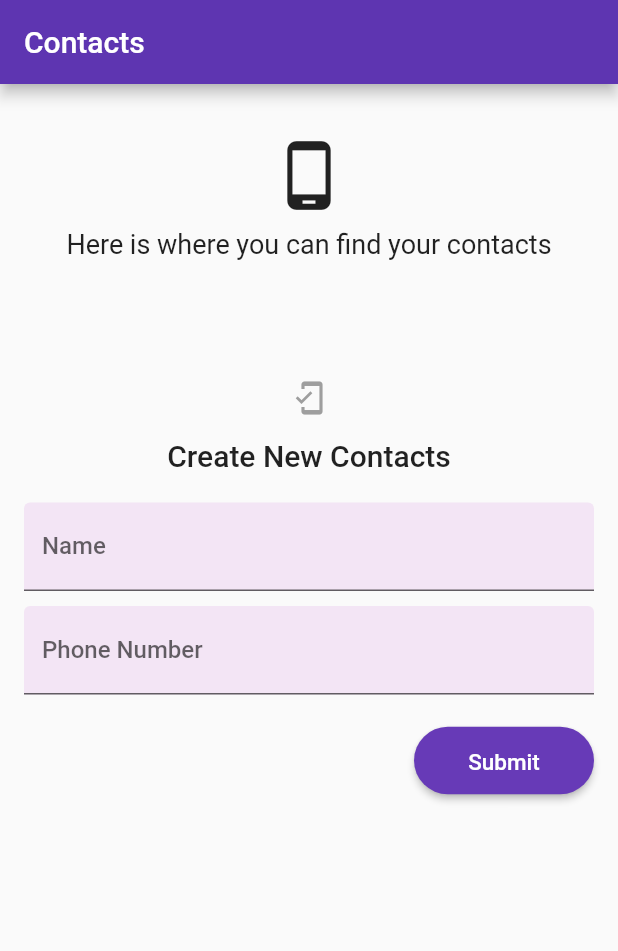
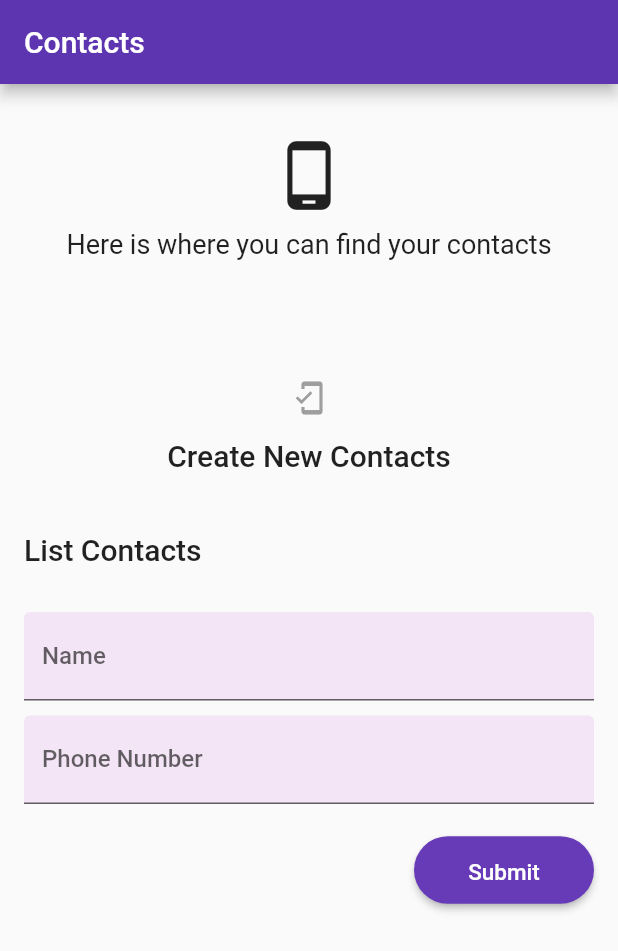
Before and after one commit to S69n250w/flutter_David-Christian-Hui, a Flutter app: the screen it shows after launch, on a phone screen of 412 x 824 dp. Shown: the top 951 px of the screen. Run offline on Flutter 3.47's test engine with Material 2 defaults, Android fonts, the phone set to English and light mode, and no system bars; our stand-ins replace dio, google_fonts.

Commit message:
Update tugas Flutter Form
mengumpulkan tugas tentang Flutter Form

```diff
--- a/13_Flutter Form/praktikum/soal_prioritas_1/lib/main.dart
+++ b/13_Flutter Form/praktikum/soal_prioritas_1/lib/main.dart
@@ -81,11 +81,10 @@ class _ContactsPageState extends State<ContactsPage> {
                           child: Text(
                             "Create New Contacts",
                             style: TextStyle(
-                              fontSize: 20,
-                              fontWeight: FontWeight.w500
-                            ),
-                          )
-                        )
+                              fontSize: 20, fontWeight: FontWeight.w500),
+                        )),
+                        SizedBox(height: 20),
+                        ContactsListWidget(contacts: contacts),
                       ],
                     ),
                   ),
@@ -114,10 +113,7 @@ class _ContactsPageState extends State<ContactsPage> {
                         labelText: 'Phone Number',
                         fillColor: Colors.purple[50],
                         filled: true,
-                      labelStyle: TextStyle(
-                        fontWeight: FontWeight.w500
-                      )
-                    ),
+                        labelStyle: TextStyle(fontWeight: FontWeight.w500)),
                     validator: (value) {
                       if (value == null || value.isEmpty) {
                         return 'Please enter some text';
@@ -132,10 +128,17 @@ class _ContactsPageState extends State<ContactsPage> {
                       onPressed: () {
                         if (_formKey.currentState!.validate()) {
                           // Tambahkan dari formulir ke dalam daftar kontak
-                          contacts.add({'title': _nameController.text,'subtitle': _phoneController.text});
+                          contacts.add({
+                            'title': _nameController.text,
+                            'subtitle': _phoneController.text
+                          });
 
                           // Tampilkan data kontak di console
                           print(contacts);
+
+                          setState(() {
+                            contacts;
+                          });
 
                           ScaffoldMessenger.of(context).showSnackBar(
                             SnackBar(
@@ -149,9 +152,7 @@ class _ContactsPageState extends State<ContactsPage> {
                           fixedSize: Size(120, 45),
                           backgroundColor: Colors.deepPurple,
                           shape: RoundedRectangleBorder(
-                          borderRadius: BorderRadius.circular(35)
-                        )
-                      ),
+                              borderRadius: BorderRadius.circular(35))),
                       child: Padding(
                         padding: const EdgeInsets.symmetric(vertical: 15.0),
                         child: Row(
@@ -159,9 +160,7 @@ class _ContactsPageState extends State<ContactsPage> {
                           children: [
                             Text(
                               'Submit',
-                              style: TextStyle(
-                                fontSize: 15
-                              ),
+                              style: TextStyle(fontSize: 15),
                             ),
                           ],
                         ),
@@ -177,3 +176,66 @@ class _ContactsPageState extends State<ContactsPage> {
     );
   }
 }
+
+class ContactsListWidget extends StatelessWidget {
+  final List<Map<String, String>> contacts;
+
+  ContactsListWidget({required this.contacts});
+
+  @override
+  Widget build(BuildContext context) {
+    return Column(
+      crossAxisAlignment: CrossAxisAlignment.start,
+      children: [
+        SizedBox(height: 20),
+        Title(
+          color: Colors.black,
+          child: Text(
+            'List Contacts',
+            style: TextStyle(
+              fontSize: 20,
+              fontWeight: FontWeight.w500,
+            ),
+          ),
+        ),
+        SizedBox(height: 10),
+        // ListView untuk menampilkan daftar kontak
+        ListView.builder(
+          shrinkWrap: true,
+          itemCount: contacts.length,
+          itemBuilder: (context, index) {
+            return ListTile(
+              leading: CircleAvatar(
+                backgroundColor: Colors.purple[100],
+                child: Text(
+                  contacts[index]['title']![0].toUpperCase(),
+                  style: TextStyle(
+                    color: Colors.black
+                  ),
+                ),
+              ),
+              title: Text(contacts[index]['title']!.toUpperCase()),
+              subtitle: Text(contacts[index]['subtitle']!),
+              trailing: Row(
+                mainAxisSize: MainAxisSize.min,
+                children: [
+                  IconButton(
+                    onPressed: () {
+                      print('Edit: ${contacts[index]['title']}');
+                    },
+                    icon: Icon(Icons.mode_edit_outlined)
+                  ),
+                  IconButton(onPressed: () {
+                    print('Delete: ${contacts[index]['title']}');
+                  },
+                  icon: Icon(Icons.delete_outline_outlined)
+                  ),
+                ],
+              ),
+            );
+          },
+        ),
+      ],
+    );
+  }
+}
```
Lines whose indentation alone changed are shown as unchanged.
